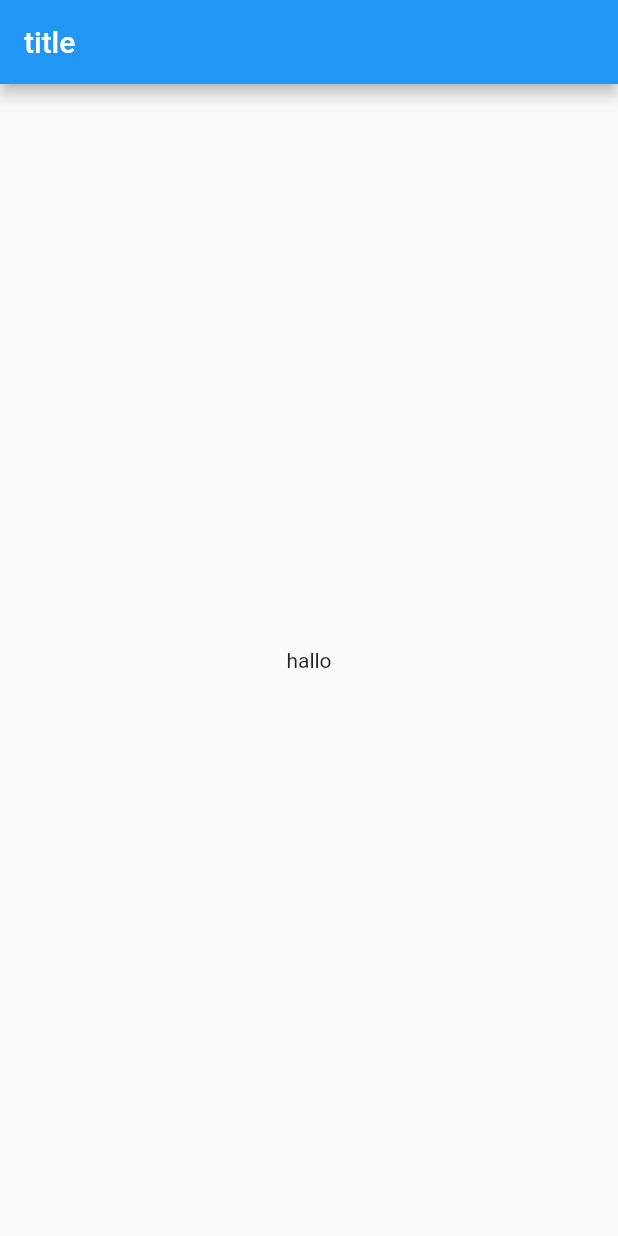
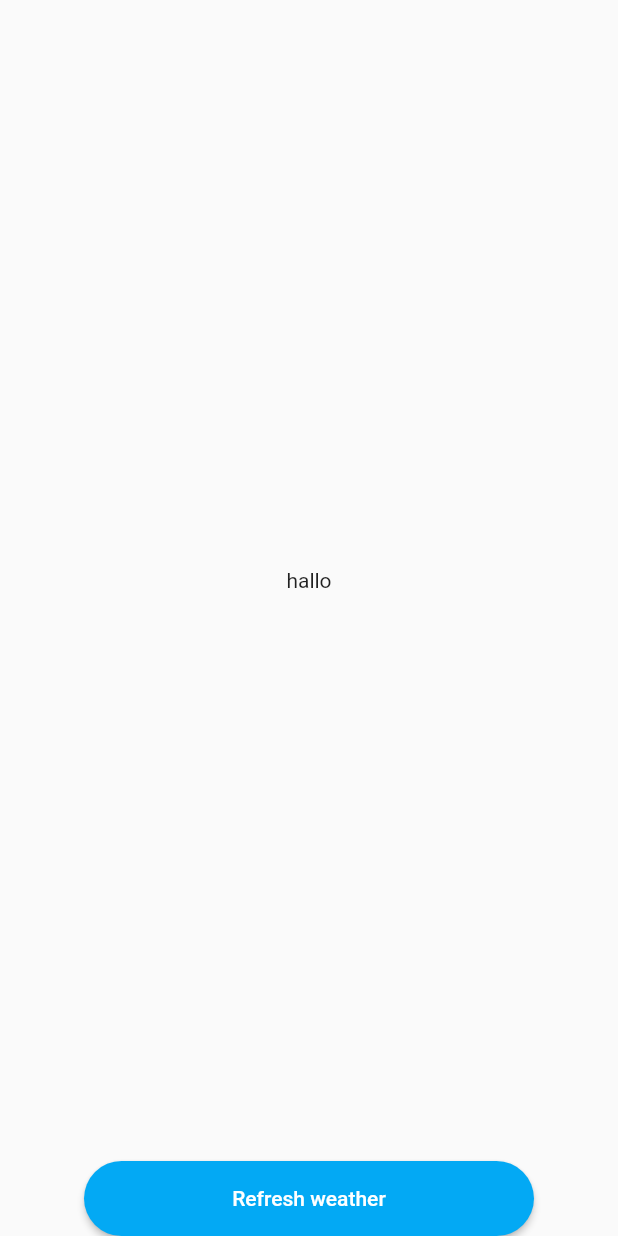
Before and after one commit to kovilevi98/weather_app, a Flutter app: the screen it shows after launch, on a phone screen of 412 x 824 dp. Run offline on Flutter 3.47's test engine with Material 2 defaults, Android fonts, the phone set to English and light mode, and no system bars; drawn by our look-alikes of rounded_loading_button; our stand-ins replace animated_splash_screen, localization, page_transition.

Commit message:
+ add loading button

```diff
--- a/lib/i18n/en_US.json
+++ b/lib/i18n/en_US.json
@@ -1,3 +1,4 @@
 {
-  "title": "Weather App"
+  "title": "Weather App",
+  "refresh_weather": "Refresh weather"
 }
--- a/lib/views/HomePage.dart
+++ b/lib/views/HomePage.dart
@@ -1,4 +1,8 @@
+import 'dart:async';
+
 import 'package:flutter/material.dart';
+import 'package:localization/localization.dart';
+import 'package:rounded_loading_button/rounded_loading_button.dart';
 
 class HomePage extends StatefulWidget {
   const HomePage({super.key, required this.title});
@@ -9,14 +13,50 @@ class HomePage extends StatefulWidget {
 }
 
 class _HomePageState extends State<HomePage> {
+  final RoundedLoadingButtonController _btnController = RoundedLoadingButtonController();
+
+  Future<void> _doSomething() async {
+    Timer(Duration(seconds: 3), () {
+      _btnController.stop();
+    });
+  }
+
+  Future<void> _reset() async {
+
+  }
+
   @override
   Widget build(BuildContext context) {
     return Scaffold(
-      appBar: AppBar(
-        title: Text(widget.title),
+      body: Column(
+        mainAxisAlignment: MainAxisAlignment.center,
+        crossAxisAlignment: CrossAxisAlignment.center,
+        children: [
+          _title(context),
+          _buildLocationButton(context)
+        ],
       ),
-      body: const Center(
-        child: Text("hallo"),
+    );
+  }
+
+  Widget _buildLocationButton(BuildContext context) {
+    return RoundedLoadingButton(
+      controller: _btnController,
+      onPressed: () async {
+        await _doSomething();
+      },
+      child: Text('refresh_weather'.i18n(), style: const TextStyle(color: Colors.white))
+    );
+  }
+
+  Widget _title(BuildContext context) {
+    return Expanded(
+      child: Row(
+        crossAxisAlignment: CrossAxisAlignment.center,
+        mainAxisAlignment: MainAxisAlignment.center,
+        children: [
+          Text("hallo"),
+        ],
       ),
     );
   }
--- a/pubspec.yaml
+++ b/pubspec.yaml
@@ -33,7 +33,7 @@ dependencies:
   flutter_localizations:
     sdk: flutter
   localization: ^2.1.0
-
+  rounded_loading_button: ^2.0.8
   animated_splash_screen: ^1.3.0
 
 
```
Also changed, not shown: pubspec.lock.
